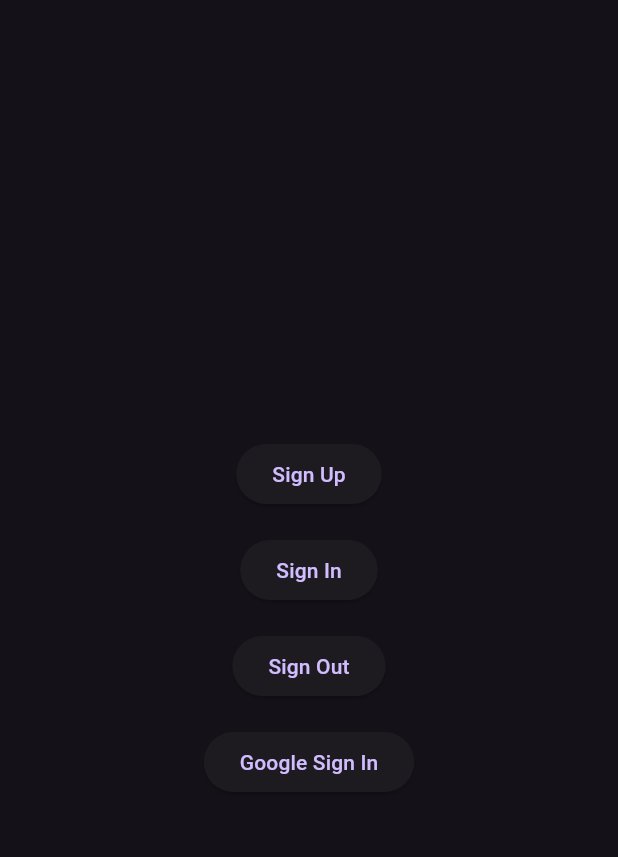
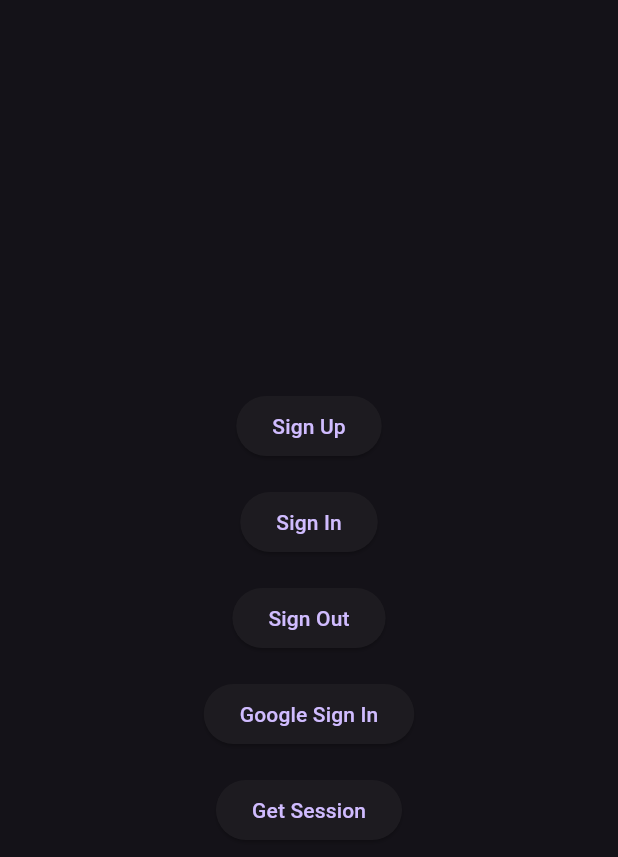
Before and after one commit to thelaughingcorp/better_auth_flutter, a Flutter app: the screen it shows after launch, after a tap on "Google Sign In", on a phone screen of 412 x 824 dp. Shown: the top 857 px of the screen. Run offline on Flutter 3.47's test engine with Material 3 defaults, Android fonts, the phone set to English and light mode, and no system bars; our stand-ins replace google_sign_in, shared_preferences; missing offline and left inert: auto_exporter_annotation; network calls fail.

Commit message:
fix: session model

```diff
--- a/example/lib/home.dart
+++ b/example/lib/home.dart
@@ -1,99 +1,8 @@
-import 'dart:developer';
-
-import 'package:better_auth_flutter/better_auth_flutter.dart';
+import 'package:better_auth_flutter_example/repo.dart';
 import 'package:flutter/material.dart';
-import 'package:google_sign_in/google_sign_in.dart';
 
 class Home extends StatelessWidget {
-  Home({super.key});
-
-  final GoogleSignIn googleSignIn = GoogleSignIn(
-    serverClientId:
-        "455710607825-8gl4r9sdgubo5lrqg46194fjqmfq98tp.apps.googleusercontent.com",
-  );
-
-  void signUp() async {
-    final (result, error) = await BetterAuth.instance.client
-        .signUpWithEmailAndPassword(
-          email: "test@test.com",
-          password: "password",
-          name: "test",
-        );
-
-    if (error != null) {
-      log(error.message.toString());
-      return;
-    }
-
-    log(result.toString());
-  }
-
-  void signIn() async {
-    final (result, error) = await BetterAuth.instance.client
-        .signInWithEmailAndPassword(
-          email: "test@test.com",
-          password: "password",
-        );
-
-    if (error != null) {
-      log(error.message.toString());
-      return;
-    }
-
-    log(result.toString());
-  }
-
-  void signOut() async {
-    final error = await BetterAuth.instance.client.signOut();
-
-    if (error != null) {
-      log(error.message.toString());
-      return;
-    }
-
-    await googleSignIn.signOut();
-
-    log("Signed out");
-  }
-
-  void signInWithGoogle() async {
-    final GoogleSignInAccount? googleSignInAccount =
-        await googleSignIn.signIn();
-
-    if (googleSignInAccount == null) {
-      log("Google sign in cancelled");
-      return;
-    }
-
-    final GoogleSignInAuthentication googleSignInAuthentication =
-        await googleSignInAccount.authentication;
-
-    final accessToken = googleSignInAuthentication.accessToken;
-    final idToken = googleSignInAuthentication.idToken;
-
-    if (accessToken == null) {
-      log("Google access token is null");
-      return;
-    }
-
-    if (idToken == null) {
-      log("Google id token is null");
-      return;
-    }
-
-    final (res, err) = await BetterAuth.instance.client.signInWithIdToken(
-      provider: SocialProvider.google,
-      idToken: idToken,
-      accessToken: accessToken,
-    );
-
-    if (err != null) {
-      log(err.message.toString());
-      return;
-    }
-
-    log(res.toString());
-  }
+  const Home({super.key});
 
   @override
   Widget build(BuildContext context) {
@@ -104,12 +13,16 @@ class Home extends StatelessWidget {
           crossAxisAlignment: CrossAxisAlignment.center,
           spacing: 16,
           children: [
-            ElevatedButton(onPressed: signUp, child: Text("Sign Up")),
-            ElevatedButton(onPressed: signIn, child: Text("Sign In")),
-            ElevatedButton(onPressed: signOut, child: Text("Sign Out")),
+            ElevatedButton(onPressed: Repo.signUp, child: Text("Sign Up")),
+            ElevatedButton(onPressed: Repo.signIn, child: Text("Sign In")),
+            ElevatedButton(onPressed: Repo.signOut, child: Text("Sign Out")),
             ElevatedButton(
-              onPressed: signInWithGoogle,
+              onPressed: Repo.signInWithGoogle,
               child: Text("Google Sign In"),
+            ),
+            ElevatedButton(
+              onPressed: Repo.getSession,
+              child: Text("Get Session"),
             ),
           ],
         ),
--- /dev/null
+++ b/example/lib/repo.dart
@@ -0,0 +1,106 @@
+import 'dart:developer';
+
+import 'package:better_auth_flutter/better_auth_flutter.dart';
+import 'package:google_sign_in/google_sign_in.dart';
+
+class Repo {
+  static final betterAuth = BetterAuth.instance.client;
+
+  static final GoogleSignIn googleSignIn = GoogleSignIn(
+    serverClientId:
+        "455710607825-8gl4r9sdgubo5lrqg46194fjqmfq98tp.apps.googleusercontent.com",
+  );
+
+  static void signUp() async {
+    final (result, error) = await BetterAuth.instance.client
+        .signUpWithEmailAndPassword(
+          email: "test@test.com",
+          password: "password",
+          name: "test",
+        );
+
+    if (error != null) {
+      log(error.message.toString());
+      return;
+    }
+
+    log(result.toString());
+  }
+
+  static void signIn() async {
+    final (result, error) = await BetterAuth.instance.client
+        .signInWithEmailAndPassword(
+          email: "test@test.com",
+          password: "password",
+        );
+
+    if (error != null) {
+      log(error.message.toString());
+      return;
+    }
+
+    log(result.toString());
+  }
+
+  static void signOut() async {
+    final error = await BetterAuth.instance.client.signOut();
+
+    if (error != null) {
+      log(error.message.toString());
+      return;
+    }
+
+    await googleSignIn.signOut();
+
+    log("Signed out");
+  }
+
+  static void signInWithGoogle() async {
+    final GoogleSignInAccount? googleSignInAccount =
+        await googleSignIn.signIn();
+
+    if (googleSignInAccount == null) {
+      log("Google sign in cancelled");
+      return;
+    }
+
+    final GoogleSignInAuthentication googleSignInAuthentication =
+        await googleSignInAccount.authentication;
+
+    final accessToken = googleSignInAuthentication.accessToken;
+    final idToken = googleSignInAuthentication.idToken;
+
+    if (accessToken == null) {
+      log("Google access token is null");
+      return;
+    }
+
+    if (idToken == null) {
+      log("Google id token is null");
+      return;
+    }
+
+    final (res, err) = await BetterAuth.instance.client.signInWithIdToken(
+      provider: SocialProvider.google,
+      idToken: idToken,
+      accessToken: accessToken,
+    );
+
+    if (err != null) {
+      log(err.message.toString());
+      return;
+    }
+
+    log(res.toString());
+  }
+
+  static void getSession() async {
+    final (session, error) = await BetterAuth.instance.client.getSession();
+    if (error != null) {
+      log(error.message.toString());
+      return;
+    }
+
+    log(session.toString());
+  }
+}
--- a/lib/src/core/api/data/models/session.dart
+++ b/lib/src/core/api/data/models/session.dart
@@ -37,7 +37,7 @@ class Session {
   factory Session.fromMap(Map<String, dynamic> map) {
     return Session(
       id: map["id"] as String,
-      expiresAt: DateTime.fromMillisecondsSinceEpoch(map["expiresAt"] as int),
+      expiresAt: DateTime.parse(map["expiresAt"] as String),
       token: map["token"] as String,
       createdAt: DateTime.parse(map["createdAt"] as String),
       updatedAt: DateTime.parse(map["updatedAt"] as String),
--- a/lib/src/modules/better_auth_client.dart
+++ b/lib/src/modules/better_auth_client.dart
@@ -1,6 +1,7 @@
 import "dart:async";
 
 import "package:better_auth_flutter/src/core/api/data/models/api_failure.dart";
+import "package:better_auth_flutter/src/core/api/data/models/session.dart";
 import "package:better_auth_flutter/src/core/api/data/models/user.dart";
 import "package:better_auth_flutter/src/core/constants/app_constants.dart";
 import "package:better_auth_flutter/src/core/enums/social_providers.dart";
@@ -40,6 +41,9 @@ class BetterAuthClient {
   })
   signInWithIdToken = IdTokenAuth.signInWithIdToken;
 
+  Future<(Session?, Failure?)> Function() getSession =
+      SessionManagement.getSession;
+
   void startAutoRefreshSession() async {
     stopAutoRefreshSession();
 
--- a/lib/src/modules/id_token_auth.dart
+++ b/lib/src/modules/id_token_auth.dart
@@ -1,3 +1,5 @@
+import "dart:developer";
+
 import "package:better_auth_flutter/src/core/api/api.dart";
 import "package:better_auth_flutter/src/core/api/data/enums/error_type.dart";
 import "package:better_auth_flutter/src/core/api/data/enums/method_type.dart";
@@ -35,6 +37,8 @@ class IdTokenAuth {
 
       final newAccessToken = result["token"] as String;
 
+      log("New access token: $newAccessToken");
+
       await KVStore.set(KVStoreKeys.accessToken, newAccessToken);
       await KVStore.set(KVStoreKeys.user, user.toJson());
 
```
